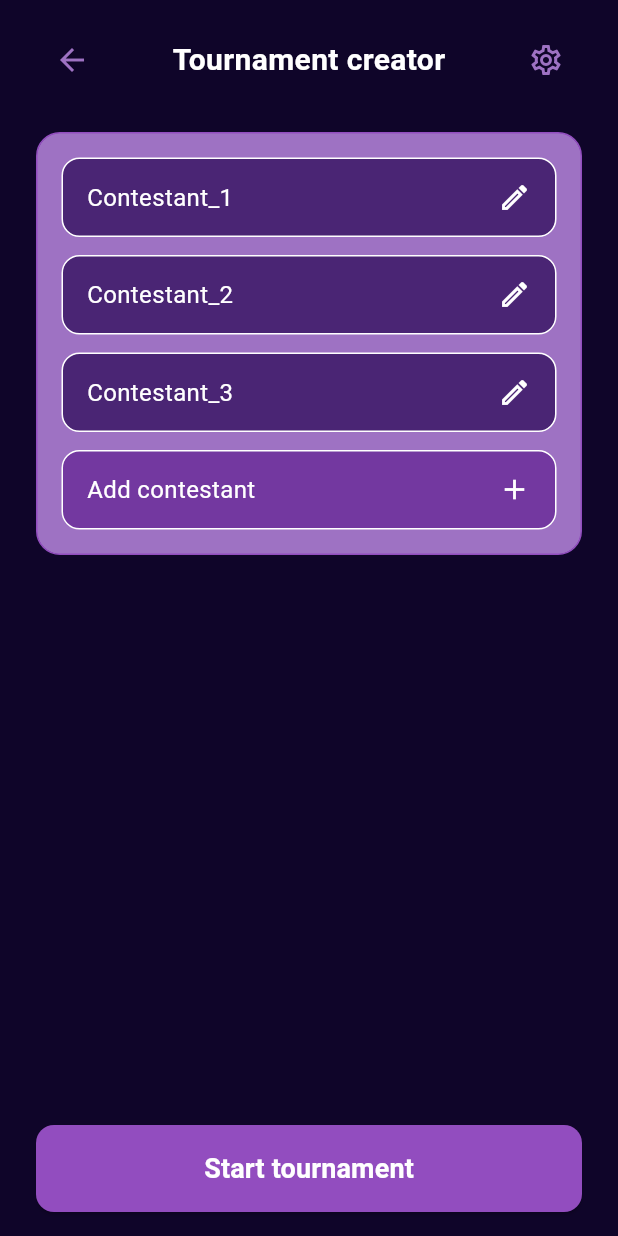
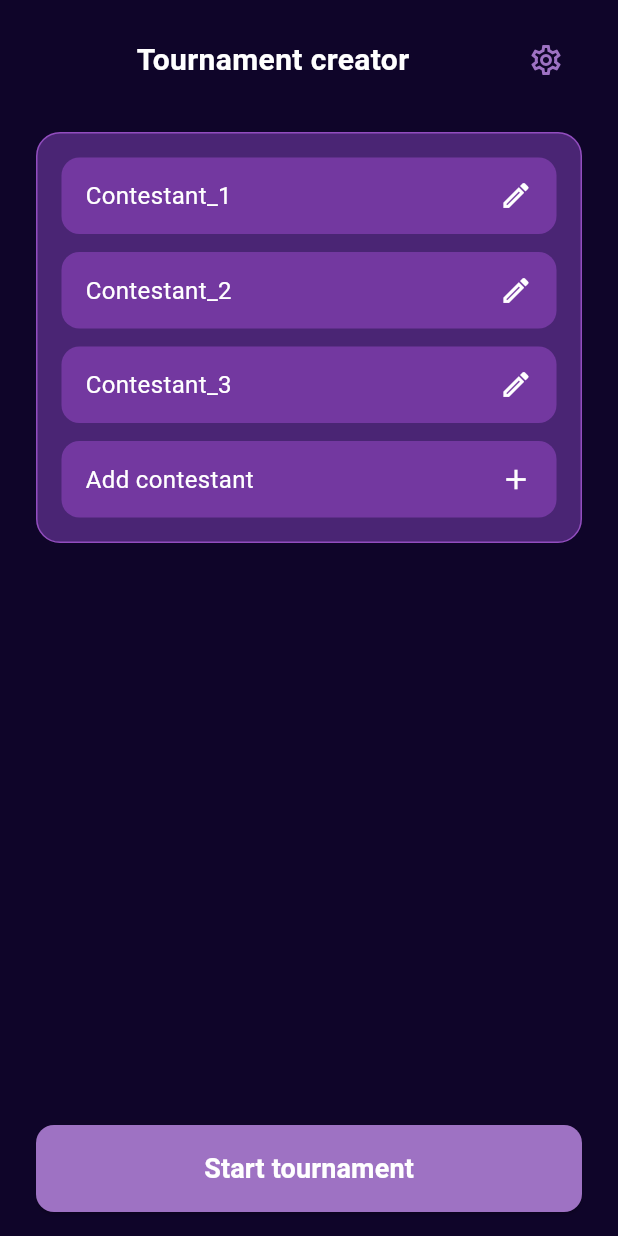
Before and after one commit to dziolex21/BracketBase, a Flutter app: the TournamentCreator screen opened directly, on a phone screen of 412 x 824 dp. Run offline on Flutter 3.47's test engine with Material 3 defaults, Android fonts, the phone set to English and light mode, and no system bars; our stand-ins replace firebase_core; accounts and stored records are empty.

Commit message:
Working save functionality for contestant editor

```diff
--- a/lib/views/contestant_editor_screen.dart
+++ b/lib/views/contestant_editor_screen.dart
@@ -103,8 +103,7 @@ class _ContestantEditorScreenState extends State<ContestantEditorScreen> {
                       width: double.infinity,
                       child: ElevatedButton(
                         onPressed: () {
-                          // TODO: Implement save functionality
-                          Navigator.of(context).pop();
+                          Navigator.of(context).pop(_nameController.text);
                         },
                         style: ElevatedButton.styleFrom(
                           backgroundColor: AppColors.purple1,
--- a/lib/views/start_screen.dart
+++ b/lib/views/start_screen.dart
@@ -2,7 +2,6 @@ import 'package:flutter/material.dart';
 import 'package:tournament_app/configs/color_data.dart';
 import 'package:tournament_app/views/tournament_creator.dart';
 import 'package:tournament_app/views/tournament_lobby.dart';
-import 'package:tournament_app/views/voting_screen.dart';
 
 class StartScreen extends StatelessWidget {
   const StartScreen({super.key});
--- a/lib/views/tournament_creator.dart
+++ b/lib/views/tournament_creator.dart
@@ -1,12 +1,51 @@
 import 'package:flutter/material.dart';
 import 'package:tournament_app/configs/color_data.dart';
 import 'package:tournament_app/views/contestant_editor_screen.dart';
-import 'package:tournament_app/views/start_screen.dart';
 import 'package:tournament_app/views/tournament_settings.dart';
-import 'package:tournament_app/views/tournament_lobby.dart';
 
-class TournamentCreator extends StatelessWidget {
+class TournamentCreator extends StatefulWidget {
   const TournamentCreator({super.key});
+
+  @override
+  State<TournamentCreator> createState() => _TournamentCreatorState();
+}
+
+class _TournamentCreatorState extends State<TournamentCreator> {
+  final List<String> _contestants = [
+    'Contestant_1',
+    'Contestant_2',
+    'Contestant_3',
+  ];
+
+  void _navigateAndEditContestant(BuildContext context, int index) async {
+    final result = await Navigator.push(
+      context,
+      MaterialPageRoute(
+        builder: (context) => ContestantEditorScreen(contestantName: _contestants[index]),
+      ),
+    );
+
+    if (result != null && result is String && result.isNotEmpty) {
+      setState(() {
+        _contestants[index] = result;
+      });
+    }
+  }
+
+  void _navigateAndAddContestant(BuildContext context) async {
+    final result = await Navigator.push(
+      context,
+      MaterialPageRoute(
+        builder: (context) => const ContestantEditorScreen(),
+      ),
+    );
+
+    if (result != null && result is String && result.isNotEmpty) {
+      setState(() {
+        _contestants.add(result);
+      });
+    }
+  }
 
   @override
   Widget build(BuildContext context) {
@@ -20,15 +59,6 @@ class TournamentCreator extends StatelessWidget {
               Row(
                 mainAxisAlignment: MainAxisAlignment.center,
                 children: [
-                  IconButton(
-                    icon: const Icon(Icons.arrow_back, color: AppColors.purple1),
-                    onPressed: () {
-                      Navigator.push(
-                        context,
-                        MaterialPageRoute(builder: (context) => const StartScreen())
-                      );
-                    },
-                  ),
                   const Spacer(),
                   const Text(
                     'Tournament creator',
@@ -55,35 +85,29 @@ class TournamentCreator extends StatelessWidget {
               Container(
                 padding: const EdgeInsets.all(16.0),
                 decoration: BoxDecoration(
-                  color: AppColors.purple1,
+                  color: AppColors.purple4,
                   borderRadius: BorderRadius.circular(16.0),
                   border: Border.all(color: AppColors.purple2),
                 ),
-                child: Column(
-                  mainAxisSize: MainAxisSize.min,
-                  children: [
-                    _buildContestantTile(context, 'Contestant_1'),
-                    const SizedBox(height: 12.0),
-                    _buildContestantTile(context, 'Contestant_2'),
-                    const SizedBox(height: 12.0),
-                    _buildContestantTile(context, 'Contestant_3'),
-                    const SizedBox(height: 12.0),
-                    _buildAddContestantButton(context),
-                  ],
+                child: ListView.separated(
+                  shrinkWrap: true,
+                  itemCount: _contestants.length + 1, // +1 for the add button
+                  separatorBuilder: (context, index) => const SizedBox(height: 12.0),
+                  itemBuilder: (context, index) {
+                    if (index == _contestants.length) {
+                      return _buildAddContestantButton(context);
+                    }
+                    return _buildContestantTile(context, index);
+                  },
                 ),
               ),
               const Spacer(),
               SizedBox(
                 width: double.infinity,
                 child: ElevatedButton(
-                  onPressed: () {
-                    Navigator.push(
-                      context,
-                      MaterialPageRoute(builder: (context) => const TournamentLobby()),
-                    );
-                  },
+                  onPressed: () {},
                   style: ElevatedButton.styleFrom(
-                    backgroundColor: AppColors.purple2,
+                    backgroundColor: AppColors.purple1,
                     padding: const EdgeInsets.symmetric(vertical: 16.0),
                     shape: RoundedRectangleBorder(
                       borderRadius: BorderRadius.circular(12.0),
@@ -102,26 +126,20 @@ class TournamentCreator extends StatelessWidget {
     );
   }
 
-  Widget _buildContestantTile(BuildContext context, String name) {
+  Widget _buildContestantTile(BuildContext context, int index) {
     return GestureDetector(
-      onTap: () {
-        Navigator.push(
-          context,
-          MaterialPageRoute(builder: (context) => ContestantEditorScreen(contestantName: name)),
-        );
-      },
+      onTap: () => _navigateAndEditContestant(context, index),
       child: Container(
         padding: const EdgeInsets.symmetric(horizontal: 16.0, vertical: 14.0),
         decoration: BoxDecoration(
-          color: AppColors.purple4,
+          color: AppColors.purple3,
           borderRadius: BorderRadius.circular(12.0),
-          border: Border.all(color: Colors.white),
         ),
         child: Row(
           mainAxisAlignment: MainAxisAlignment.spaceBetween,
           children: [
             Text(
-              name,
+              _contestants[index],
               style: const TextStyle(color: Colors.white, fontSize: 16),
             ),
             const Icon(Icons.edit_outlined, color: Colors.white, size: 22),
@@ -133,18 +151,12 @@ class TournamentCreator extends StatelessWidget {
 
   Widget _buildAddContestantButton(BuildContext context) {
     return GestureDetector(
-      onTap: () {
-        Navigator.push(
-          context,
-          MaterialPageRoute(builder: (context) => const ContestantEditorScreen()),
-        );
-      },
+      onTap: () => _navigateAndAddContestant(context),
       child: Container(
         padding: const EdgeInsets.symmetric(horizontal: 16.0, vertical: 14.0),
         decoration: BoxDecoration(
           color: AppColors.purple3,
           borderRadius: BorderRadius.circular(12.0),
-          border: Border.all(color: Colors.white),
         ),
         child: const Row(
           mainAxisAlignment: MainAxisAlignment.spaceBetween,
--- a/pubspec.yaml
+++ b/pubspec.yaml
@@ -34,7 +34,7 @@ dependencies:
   # The following adds the Cupertino Icons font to your application.
   # Use with the CupertinoIcons class for iOS style icons.
   cupertino_icons: ^1.0.8
-  firebase_core: ^4.2.1
+  firebase_core: ^3.15.2
   cloud_firestore: ^5.4.4
   firebase_storage: ^12.3.2
   image_picker: ^1.1.2
```
Also changed, not shown: pubspec.lock, 5 other files.
